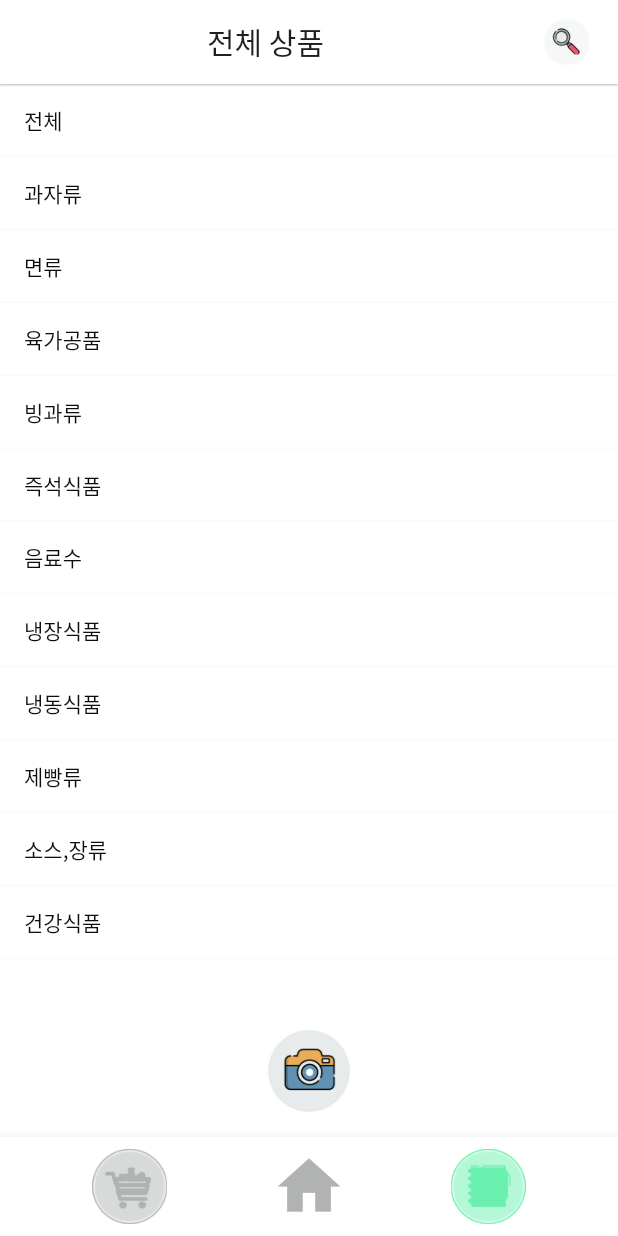
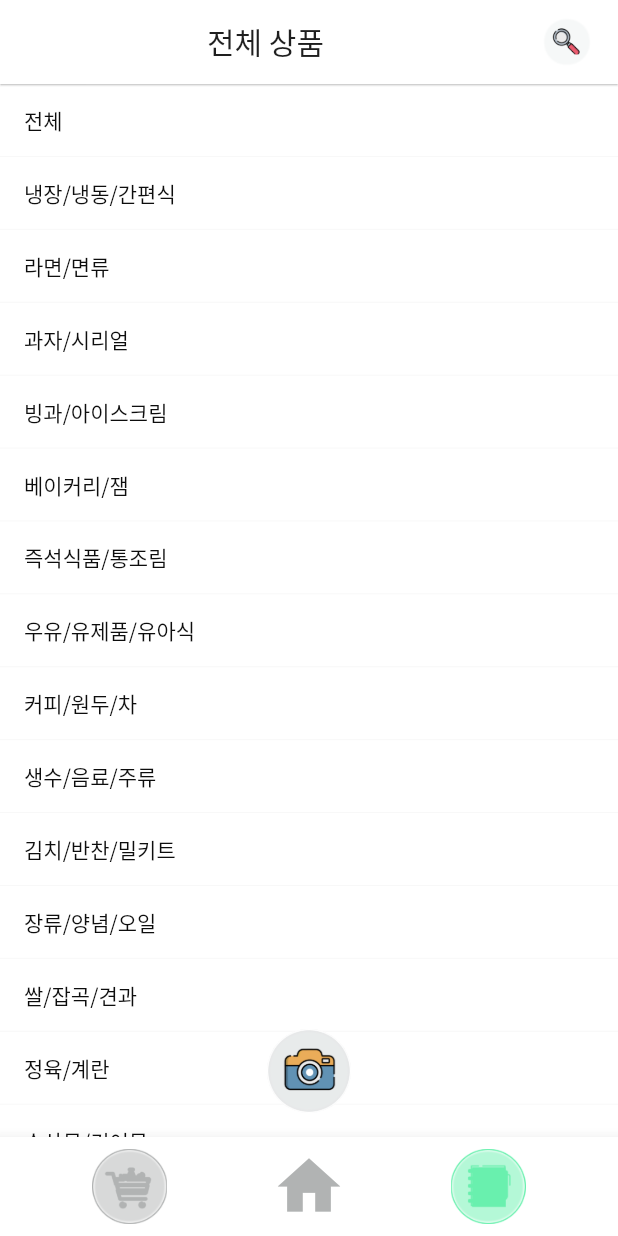
Before and after one commit to AnMukSo/AnMukSo_ver1, a Flutter app: the screen it shows once a user with an empty profile is signed in, item 3 of the bottom bar chosen, on a phone screen of 412 x 824 dp. Run offline on Flutter 3.47's test engine with Material 2 defaults, Android fonts, the phone set to English and light mode, and no system bars; our stand-ins replace carousel_slider, cloud_firestore, firebase_auth, firebase_core, firebase_storage, fl_chart and 5 more; missing offline and left inert: flutter_barcode_scanner; accounts and stored records are empty.

Commit message:
[UPDATE] Change the List of ranking category

```diff
--- a/lib/ranking/ranking.dart
+++ b/lib/ranking/ranking.dart
@@ -60,17 +60,24 @@ class RankingPage extends StatelessWidget {
 //TEST RANK CATEGORY 확인 코드 시작
 final rank_cateogry = [
   '전체',
-  '과자류',
-  '면류',
-  '육가공품',
-  '빙과류',
-  '즉석식품',
-  '음료수',
-  '냉장식품',
-  '냉동식품',
-  '제빵류',
-  '소스,장류',
+  '냉장/냉동/간편식',
+  '라면/면류',
+  '과자/시리얼',
+  '빙과/아이스크림',
+  '베이커리/잼',
+  '즉석식품/통조림',
+  '우유/유제품/유아식',
+  '커피/원두/차',
+  '생수/음료/주류',
+  '김치/반찬/밀키트',
+  '장류/양념/오일',
+  '쌀/잡곡/견과',
+  '정육/계란',
+  '수산물/건어물',
+  '과일/채소',
   '건강식품',
+  '반려동물사료',
+  '세제/화장품/잡화'
 ];
 
 
```
